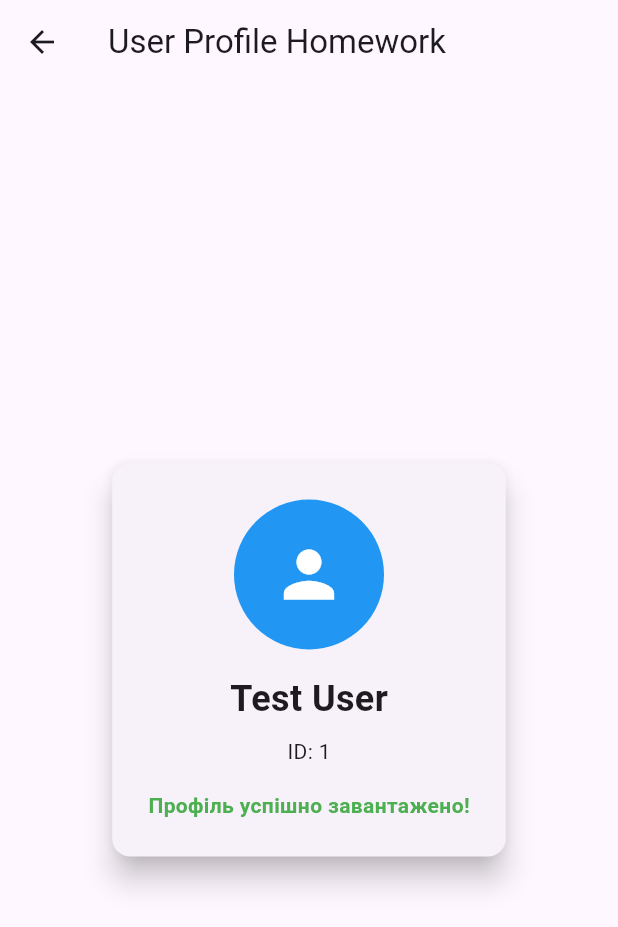
After one commit to Bejussi/flutter_learning_jorney, a Flutter app: the UserProfileHomeworkScreen screen opened by its route, after a tap on "Try again", on a phone screen of 412 x 824 dp. The commit adds this screen. Shown: the top 927 px of the screen. Run offline on Flutter 3.47's test engine with Material 3 defaults, Android fonts, the phone set to English and light mode, and no system bars; our stand-ins replace flutter_bloc, flutter_svg, go_router; network calls fail; project files that could hold a hidden picture were left out.

Commit message:
feat(FLUTTER-22): added homework to lesson 22

```diff
--- a/lib/home_screen.dart
+++ b/lib/home_screen.dart
@@ -34,6 +34,10 @@ class HomeScreen extends StatelessWidget {
               title: 'HW-21. Explicit Animations',
               onTap: () => context.goNamed(AppRoutePaths.explicit),
             ),
+            FeatureCard(
+              title: 'HW-22. Error Handling',
+              onTap: () => context.goNamed(AppRoutePaths.errorhandling),
+            ),
           ],
         ),
       ),
--- /dev/null
+++ b/lib/lesson_22/error_handling/error_handling_homework/data/repository/entity/user_entity.dart
@@ -0,0 +1,9 @@
+class UserEntity {
+  UserEntity({
+    required this.id,
+    required this.name,
+  });
+
+  final String id;
+  final String name;
+}
--- /dev/null
+++ b/lib/lesson_22/error_handling/error_handling_homework/data/repository/fake_user_repository.dart
@@ -0,0 +1,24 @@
+import 'package:flutter_learning_jorney/lesson_22/error_handling/error_handling_homework/data/repository/entity/user_entity.dart';
+
+class FakeUserRepository {
+  Future<UserEntity> getUserProfile(bool shouldFail) async {
+    try {
+      await Future<void>.delayed(const Duration(seconds: 1));
+      if (shouldFail) {
+        throw Exception('Server is temporarily unavailable');
+      }
+      return UserEntity(id: '1', name: 'Test User');
+    } on Exception catch (e) {
+      throw CustomServerError(e.toString().replaceFirst('Exception: ', ''));
+    }
+  }
+}
+
+class CustomServerError implements Exception {
+  const CustomServerError(this.message);
+
+  final String message;
+
+  @override
+  String toString() => message;
+}
--- /dev/null
+++ b/lib/lesson_22/error_handling/error_handling_homework/presentation/cubit/user_profile_cubit.dart
@@ -0,0 +1,23 @@
+import 'package:flutter_bloc/flutter_bloc.dart';
+import 'package:flutter_learning_jorney/lesson_22/error_handling/error_handling_homework/data/repository/fake_user_repository.dart';
+import 'package:flutter_learning_jorney/lesson_22/error_handling/error_handling_homework/presentation/cubit/user_profile_state.dart';
+
+class UserProfileCubit extends Cubit<UserProfileState> {
+  UserProfileCubit(this.repository) : super(UserProfileLoading());
+
+  final FakeUserRepository repository;
+
+  Future<void> loadUserProfile({bool shouldFail = true}) async {
+    try {
+      emit(UserProfileLoading());
+
+      final user = await repository.getUserProfile(shouldFail);
+
+      emit(UserProfileLoaded(user));
+    } on CustomServerError catch (e) {
+      emit(UserProfileServerError(e.message));
+    } catch (e) {
+      emit(UserProfileUnknownError(e.toString()));
+    }
+  }
+}
--- /dev/null
+++ b/lib/lesson_22/error_handling/error_handling_homework/presentation/cubit/user_profile_state.dart
@@ -0,0 +1,22 @@
+import 'package:flutter_learning_jorney/lesson_22/error_handling/error_handling_homework/data/repository/entity/user_entity.dart';
+
+sealed class UserProfileState {}
+
+final class UserProfileLoading implements UserProfileState {}
+
+final class UserProfileLoaded implements UserProfileState {
+  UserProfileLoaded(this.user);
+
+  final UserEntity user;
+}
+
+final class UserProfileServerError implements UserProfileState {
+  UserProfileServerError(this.message);
+  final String message;
+}
+
+final class UserProfileUnknownError implements UserProfileState {
+  UserProfileUnknownError(this.message);
+
+  final String message;
+}
--- /dev/null
+++ b/lib/lesson_22/error_handling/error_handling_homework/presentation/ui/screens/user_profile_homework_screen.dart
@@ -0,0 +1,112 @@
+import 'package:flutter/material.dart';
+import 'package:flutter_bloc/flutter_bloc.dart';
+import 'package:flutter_learning_jorney/lesson_22/error_handling/error_handling_homework/data/repository/entity/user_entity.dart';
+import 'package:flutter_learning_jorney/lesson_22/error_handling/error_handling_homework/presentation/cubit/user_profile_cubit.dart';
+import 'package:flutter_learning_jorney/lesson_22/error_handling/error_handling_homework/presentation/cubit/user_profile_state.dart';
+
+class UserProfileHomeworkScreen extends StatefulWidget {
+  const UserProfileHomeworkScreen({super.key});
+
+  @override
+  State<UserProfileHomeworkScreen> createState() =>
+      _UserProfileHomeworkScreenState();
+}
+
+class _UserProfileHomeworkScreenState extends State<UserProfileHomeworkScreen> {
+  @override
+  Widget build(BuildContext context) {
+    return Scaffold(
+      appBar: AppBar(title: const Text('User Profile Homework')),
+      body: BlocBuilder<UserProfileCubit, UserProfileState>(
+        builder: (context, state) {
+          return switch (state) {
+            UserProfileLoading() => const Center(
+              child: CircularProgressIndicator(),
+            ),
+
+            UserProfileLoaded() => _LoadedProfileWidget(user: state.user),
+
+            UserProfileServerError() => _ErrorProfileWidget(state.message),
+
+            UserProfileUnknownError() => _ErrorProfileWidget(state.message),
+          };
+        },
+      ),
+    );
+  }
+}
+
+class _ErrorProfileWidget extends StatelessWidget {
+  const _ErrorProfileWidget(this.errorMessage);
+
+  final String errorMessage;
+
+  @override
+  Widget build(BuildContext context) {
+    return Center(
+      child: Column(
+        mainAxisSize: MainAxisSize.min,
+        children: [
+          Text(errorMessage),
+          ElevatedButton(
+            onPressed: () {
+              context.read<UserProfileCubit>().loadUserProfile(
+                shouldFail: false,
+              );
+            },
+            child: const Text('Try again'),
+          ),
+        ],
+      ),
+    );
+  }
+}
+
+class _LoadedProfileWidget extends StatelessWidget {
+  const _LoadedProfileWidget({required this.user});
+
+  final UserEntity user;
+
+  @override
+  Widget build(BuildContext context) {
+    return Center(
+      child: Padding(
+        padding: const EdgeInsets.all(16.0),
+        child: Card(
+          elevation: 8,
+          child: Padding(
+            padding: const EdgeInsets.all(24.0),
+            child: Column(
+              mainAxisSize: MainAxisSize.min,
+              children: [
+                const CircleAvatar(
+                  radius: 50,
+                  backgroundColor: Colors.blue,
+                  child: Icon(Icons.person, size: 50, color: Colors.white),
+                ),
+                const SizedBox(height: 16),
+                Text(
+                  user.name,
+                  style: const TextStyle(
+                    fontSize: 24,
+                    fontWeight: FontWeight.w600,
+                  ),
+                ),
+                const SizedBox(height: 8),
+                Text('ID: ${user.id}'),
+                const SizedBox(height: 16),
+                const Text(
+                  'Профіль успішно завантажено!',
+                  style: TextStyle(
+                    color: Colors.green,
+                    fontWeight: FontWeight.w600,
+                  ),
+                ),
+              ],
+            ),
+          ),
+        ),
+      ),
+    );
+  }
+}
--- /dev/null
+++ b/lib/lesson_22/error_handling/presentation/ui/screens/error_handling_main_screen.dart
@@ -0,0 +1,40 @@
+import 'package:flutter/material.dart';
+import 'package:flutter_learning_jorney/router/app_route_paths.dart';
+import 'package:flutter_learning_jorney/widgets_main_screen.dart';
+import 'package:go_router/go_router.dart';
+
+class ErrorHandlingMainScreen extends StatelessWidget {
+  const ErrorHandlingMainScreen({super.key});
+
+  @override
+  Widget build(BuildContext context) {
+    return Scaffold(
+      appBar: AppBar(
+        title: const Text('Error Handling'),
+        backgroundColor: Colors.blue.shade100,
+      ),
+      body: SingleChildScrollView(
+        padding: const EdgeInsets.all(16.0),
+        child: Column(
+          crossAxisAlignment: CrossAxisAlignment.stretch,
+          children: [
+            NavigationCard(
+              title: 'Products Page Example',
+              description:
+                  'Example of error handling in a products page with '
+                  'loading states, error states, and success states',
+              onTap: () => context.goNamed(AppRoutePaths.productsPageExample),
+            ),
+            NavigationCard(
+              title: 'User Profile Homework',
+              description:
+                  'Example of error handling in a user profile page with '
+                  'loading states, error states, and success states',
+              onTap: () => context.goNamed(AppRoutePaths.userProfileHomework),
+            ),
+          ],
+        ),
+      ),
+    );
+  }
+}
--- a/lib/router/app_route_paths.dart
+++ b/lib/router/app_route_paths.dart
@@ -8,4 +8,7 @@ class AppRoutePaths {
   static const String bloc = 'bloc';
   static const String cubit = 'cubit';
   static const String explicit = 'explicitAnimations';
+  static const String productsPageExample = 'productsPageExample';
+  static const String userProfileHomework = 'userProfileHomework';
+  static const String errorhandling = 'errorhandling';
 }
--- a/lib/router/app_router.dart
+++ b/lib/router/app_router.dart
@@ -9,6 +9,15 @@ import 'package:flutter_learning_jorney/lesson_18/homework_bloc/homework_bloc_sc
 import 'package:flutter_learning_jorney/lesson_18/state_managment_base_screen.dart';
 import 'package:flutter_learning_jorney/lesson_19/screens/rate_app_screen.dart';
 import 'package:flutter_learning_jorney/lesson_21/explicit_animation_screen.dart';
+import 'package:flutter_learning_jorney/lesson_22/core/network/products_api/products_api.dart';
+import 'package:flutter_learning_jorney/lesson_22/error_handling/data/data_source/products_data_source.dart';
+import 'package:flutter_learning_jorney/lesson_22/error_handling/data/repository/products_repository.dart';
+import 'package:flutter_learning_jorney/lesson_22/error_handling/error_handling_homework/data/repository/fake_user_repository.dart';
+import 'package:flutter_learning_jorney/lesson_22/error_handling/error_handling_homework/presentation/cubit/user_profile_cubit.dart';
+import 'package:flutter_learning_jorney/lesson_22/error_handling/error_handling_homework/presentation/ui/screens/user_profile_homework_screen.dart';
+import 'package:flutter_learning_jorney/lesson_22/error_handling/presentation/cubit/products_cubit.dart';
+import 'package:flutter_learning_jorney/lesson_22/error_handling/presentation/ui/screens/error_handling_main_screen.dart';
+import 'package:flutter_learning_jorney/lesson_22/error_handling/presentation/ui/screens/products_page_example.dart';
 import 'package:flutter_learning_jorney/router/app_route_paths.dart';
 import 'package:flutter_learning_jorney/widgets_main_screen.dart';
 import 'package:go_router/go_router.dart';
@@ -75,6 +84,34 @@ final appRouter = GoRouter(
           path: AppRoutePaths.explicit,
           builder: (context, state) => ExplicitAnimationScreen(),
         ),
+        GoRoute(
+          name: AppRoutePaths.errorhandling,
+          path: AppRoutePaths.errorhandling,
+          builder: (context, state) => ErrorHandlingMainScreen(),
+          routes: [
+            GoRoute(
+              name: AppRoutePaths.productsPageExample,
+              path: AppRoutePaths.bloc,
+              builder: (context, state) => BlocProvider(
+                create: (context) => ProductsCubit(
+                  ProductsRepositoryImpl(
+                    ProductsDataSourceImpl(ProductsApiImpl()),
+                  ),
+                )..getProducts(),
+                child: const ProductsPageExample(),
+              ),
+            ),
+            GoRoute(
+              name: AppRoutePaths.userProfileHomework,
+              path: AppRoutePaths.userProfileHomework,
+              builder: (context, state) => BlocProvider(
+                create: (context) =>
+                    UserProfileCubit(FakeUserRepository())..loadUserProfile(),
+                child: const UserProfileHomeworkScreen(),
+              ),
+            ),
+          ],
+        ),
       ],
     ),
   ],
```
Also changed, not shown: lib/lesson_22/core/network/products_api/products_api.dart (added, +32 -0 lines), lib/lesson_22/error_handling/data/data_source/models/product_dto.dart (added, +16 -0 lines), lib/lesson_22/error_handling/data/data_source/products_data_source.dart (added, +19 -0 lines), lib/lesson_22/error_handling/data/repository/entities/product_entity.dart (added, +21 -0 lines), lib/lesson_22/error_handling/data/repository/products_repository.dart (added, +21 -0 lines), lib/lesson_22/error_handling/presentation/cubit/products_cubit.dart (added, +26 -0 lines), lib/lesson_22/error_handling/presentation/cubit/products_state.dart (added, +32 -0 lines), lib/lesson_22/error_handling/presentation/ui/screens/products_page_example.dart (added, +67 -0 lines).
